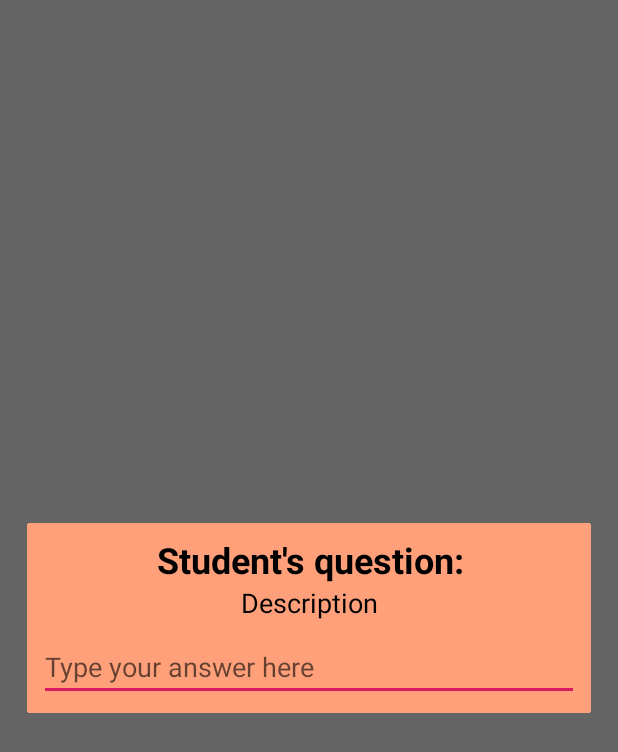
After one commit to FBUAndroidTeam/HelpQ, an Android app: the fragment AnswerQuestionFragment shown on its own in the app's theme, on a phone screen of 412 x 824 dp. The commit adds this screen. Shown: the top 752 px of the screen. Run offline under Robolectric (Android 15) with nearby library versions, the phone set to English and light mode, and no system bars; 1 statement that could not run was skipped.

Commit message:
Create DialogueFragment for answer submission

```diff
--- /dev/null
+++ b/app/src/main/java/com/example/helpq/view/AnswerQuestionFragment.java
@@ -0,0 +1,38 @@
+package com.example.helpq.view;
+
+import android.os.Bundle;
+import android.support.annotation.NonNull;
+import android.support.annotation.Nullable;
+import android.support.v4.app.DialogFragment;
+import android.view.LayoutInflater;
+import android.view.View;
+import android.view.ViewGroup;
+import android.widget.Button;
+
+import com.example.helpq.R;
+import com.example.helpq.model.Question;
+
+public class AnswerQuestionFragment extends DialogFragment {
+
+    private static final String TAG = "AnswerQuestionFragment";
+    private Question mQuestion;
+    private Button btnSubmit;
+
+    public static AnswerQuestionFragment newInstance(Question question) {
+        AnswerQuestionFragment frag = new AnswerQuestionFragment();
+        Bundle args = new Bundle();
+        args.putParcelable("Question", question);
+        frag.setArguments(args);
+        return frag;
+    }
+
+    @Nullable
+    @Override
+    public View onCreateView(@NonNull LayoutInflater inflater, @Nullable ViewGroup container,
+                             @Nullable Bundle savedInstanceState) {
+        mQuestion = getArguments().getParcelable("Question");
+        return inflater.inflate(R.layout.fragment_answer_question, container, false);
+
+    }
+
+}
--- a/app/src/main/java/com/example/helpq/view/CreateQuestionFragment.java
+++ b/app/src/main/java/com/example/helpq/view/CreateQuestionFragment.java
@@ -23,7 +23,7 @@ import com.parse.SaveCallback;
 
 public class CreateQuestionFragment extends DialogFragment {
 
-    private static final String TAG = "CreateQuestionFragment";
+    public static final String TAG = "CreateQuestionFragment";
     private EditText etQuestion;
 
     // ToggleButtons for priority selection
--- a/app/src/main/java/com/example/helpq/view/StudentQueueFragment.java
+++ b/app/src/main/java/com/example/helpq/view/StudentQueueFragment.java
@@ -44,9 +44,9 @@ public class StudentQueueFragment extends Fragment {
             @Override
             public void onClick(View v) {
                 FragmentManager fm = getFragmentManager();
-                CreateQuestionFragment CreateQuestionFragment =
-                        com.example.helpq.view.CreateQuestionFragment.newInstance("Some Title");
-                CreateQuestionFragment.show(fm, "fragment_create_question");
+                CreateQuestionFragment createQuestionFragment =
+                        CreateQuestionFragment.newInstance("Some Title");
+                createQuestionFragment.show(fm, CreateQuestionFragment.TAG);
             }
         });
         return view;
--- /dev/null
+++ b/app/src/main/res/layout/fragment_answer_question.xml
@@ -0,0 +1,67 @@
+<?xml version="1.0" encoding="utf-8"?>
+<android.support.constraint.ConstraintLayout
+    xmlns:android="http://schemas.android.com/apk/res/android"
+    xmlns:app="http://schemas.android.com/apk/res-auto"
+    xmlns:tools="http://schemas.android.com/tools"
+    android:layout_width="match_parent"
+    android:layout_height="match_parent"
+    android:background="@color/colorSalmon">
+
+    <EditText
+        android:id="@+id/etQuestion3"
+        android:layout_width="360dp"
+        android:layout_height="wrap_content"
+        android:layout_marginStart="8dp"
+        android:layout_marginLeft="8dp"
+        android:layout_marginTop="8dp"
+        android:layout_marginEnd="8dp"
+        android:layout_marginRight="8dp"
+        android:layout_marginBottom="8dp"
+        android:hint="Type your answer here"
+        android:imeOptions="actionDone"
+        android:inputType="textMultiLine|text"
+        app:layout_constraintBottom_toBottomOf="parent"
+        app:layout_constraintEnd_toEndOf="parent"
+        app:layout_constraintHorizontal_bias="0.0"
+        app:layout_constraintStart_toStartOf="parent"
+        app:layout_constraintTop_toBottomOf="@+id/tvQuestionText"
+        app:layout_constraintVertical_bias="0" />
+
+    <TextView
+        android:id="@+id/tvStudent"
+        android:layout_width="wrap_content"
+        android:layout_height="wrap_content"
+        android:layout_marginStart="8dp"
+        android:layout_marginLeft="8dp"
+        android:layout_marginTop="8dp"
+        android:layout_marginEnd="8dp"
+        android:layout_marginRight="8dp"
+        android:text="Student's question:"
+        android:textColor="#000000"
+        android:textSize="24sp"
+        android:textStyle="bold"
+        app:layout_constraintEnd_toEndOf="parent"
+        app:layout_constraintHorizontal_bias="0.51"
+        app:layout_constraintStart_toStartOf="parent"
+        app:layout_constraintTop_toTopOf="parent" />
+
+    <TextView
+        android:id="@+id/tvQuestionText"
+        android:layout_width="0dp"
+        android:layout_height="wrap_content"
+        android:layout_marginStart="8dp"
+        android:layout_marginLeft="8dp"
+        android:layout_marginEnd="8dp"
+        android:layout_marginRight="8dp"
+        android:layout_marginBottom="8dp"
+        android:gravity="center_horizontal"
+        android:text="Description"
+        android:textColor="#000000"
+        android:textSize="18sp"
+        app:layout_constraintBottom_toBottomOf="parent"
+        app:layout_constraintEnd_toEndOf="parent"
+        app:layout_constraintHorizontal_bias="0.0"
+        app:layout_constraintStart_toStartOf="parent"
+        app:layout_constraintTop_toBottomOf="@+id/tvStudent"
+        app:layout_constraintVertical_bias="0.0" />
+</android.support.constraint.ConstraintLayout>
--- a/app/src/main/res/menu/menu_popup_admin.xml
+++ b/app/src/main/res/menu/menu_popup_student.xml
@@ -2,6 +2,4 @@
 <menu xmlns:android="http://schemas.android.com/apk/res/android">
     <item android:id="@+id/menu_delete"
         android:title="Delete" />
-    <item android:id="@+id/menu_answer"
-        android:title="Answer" />
 </menu>
```
Also changed, not shown: app/src/main/java/com/example/helpq/controller/QueueAdapter.java (+57 -9 lines).
